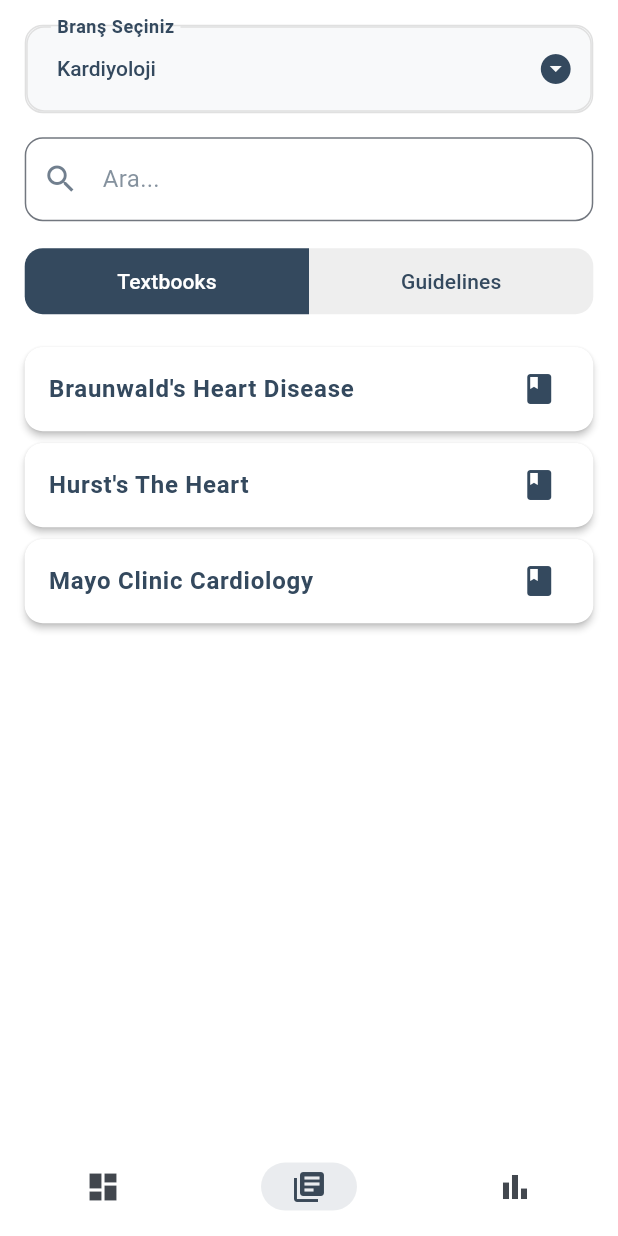
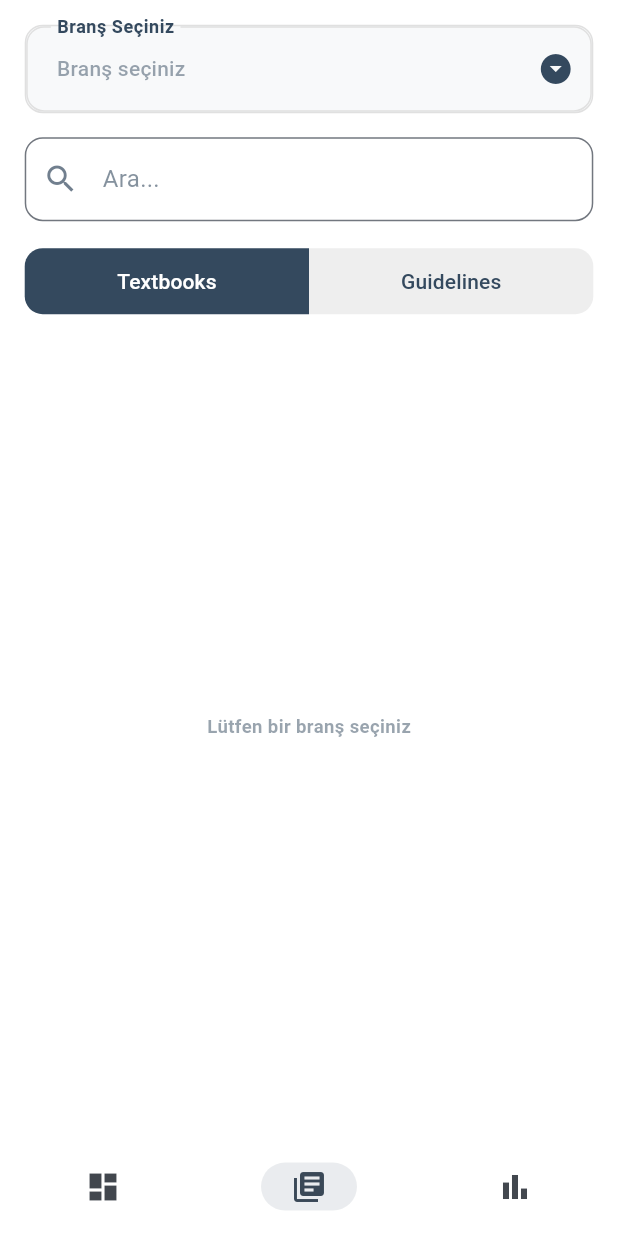
Before and after one commit to MathiasTeagan/medapp, a Flutter app: the MainScreen screen opened directly, item 2 of the bottom bar chosen, on a phone screen of 412 x 824 dp. Run offline on Flutter 3.47's test engine with Material 3 defaults, Android fonts, the phone set to English and light mode, and no system bars; our stand-ins replace cloud_firestore, firebase_auth, firebase_core, flutter_local_notifications, shared_preferences, table_calendar and 1 more; accounts and stored records are empty; statements that could not run were skipped.

Commit message:
feat: library screen now uses user's specialty as default branch

```diff
--- a/lib/screens/library_screen.dart
+++ b/lib/screens/library_screen.dart
@@ -1,4 +1,6 @@
 import 'package:flutter/material.dart';
+import 'package:provider/provider.dart';
+import '../providers/user_provider.dart';
 import '../models/materials.dart';
 import '../dummy/materials_data.dart';
 import '../theme/app_colors.dart';
@@ -15,9 +17,22 @@ class LibraryScreen extends StatefulWidget {
 }
 
 class _LibraryScreenState extends State<LibraryScreen> {
-  String _selectedBranch = 'Kardiyoloji';
+  String? _selectedBranch;
   String _searchQuery = '';
   bool _showTextbooks = true; // true for textbooks, false for guidelines
+
+  @override
+  void initState() {
+    super.initState();
+    WidgetsBinding.instance.addPostFrameCallback((_) {
+      final userProvider = context.read<UserProvider>();
+      if (userProvider.specialty.isNotEmpty) {
+        setState(() {
+          _selectedBranch = userProvider.specialty;
+        });
+      }
+    });
+  }
 
   List<String> get _branches {
     final branches = MaterialsData.branches;
@@ -85,16 +100,16 @@ class _LibraryScreenState extends State<LibraryScreen> {
                 );
               }).toList(),
               onChanged: (String? newValue) {
-                if (newValue != null) {
                 setState(() {
                   _selectedBranch = newValue;
                 });
-                }
               },
+              hint: Text(
+                'Branş seçiniz',
                 style: AppTextStyles.bodyLarge(context).copyWith(
-                color: AppColors.primary,
+                  color: AppColors.primary.withOpacity(0.5),
                   fontSize: isSmallScreen ? 14 : 16,
-                fontWeight: FontWeight.w500,
+                ),
               ),
             ),
           ),
@@ -169,6 +184,7 @@ class _LibraryScreenState extends State<LibraryScreen> {
           ),
           const SizedBox(height: 16),
           // Materials List
+          if (_selectedBranch != null) // Only show list if a branch is selected
             Expanded(
               child: ListView.builder(
                 itemCount: _showTextbooks
@@ -209,7 +225,7 @@ class _LibraryScreenState extends State<LibraryScreen> {
                             builder: (context) => BookDetailScreen(
                               title: material,
                               type: _showTextbooks ? 'Textbook' : 'Guideline',
-                            branch: _selectedBranch,
+                              branch: _selectedBranch!,
                             ),
                           ),
                         );
@@ -218,6 +234,17 @@ class _LibraryScreenState extends State<LibraryScreen> {
                   );
                 },
               ),
+            )
+          else
+            Expanded(
+              child: Center(
+                child: Text(
+                  'Lütfen bir branş seçiniz',
+                  style: AppTextStyles.titleMedium(context).copyWith(
+                    color: AppColors.primary.withOpacity(0.5),
+                  ),
+                ),
+              ),
             ),
         ],
       ),
```
Lines whose indentation alone changed are shown as unchanged.
